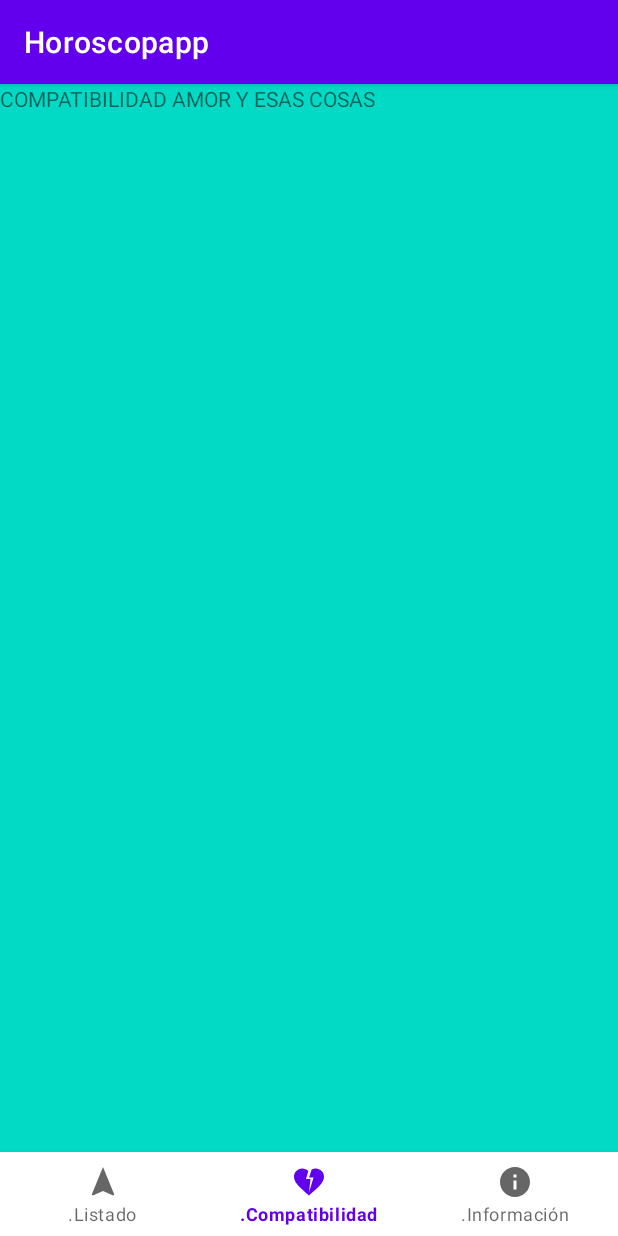
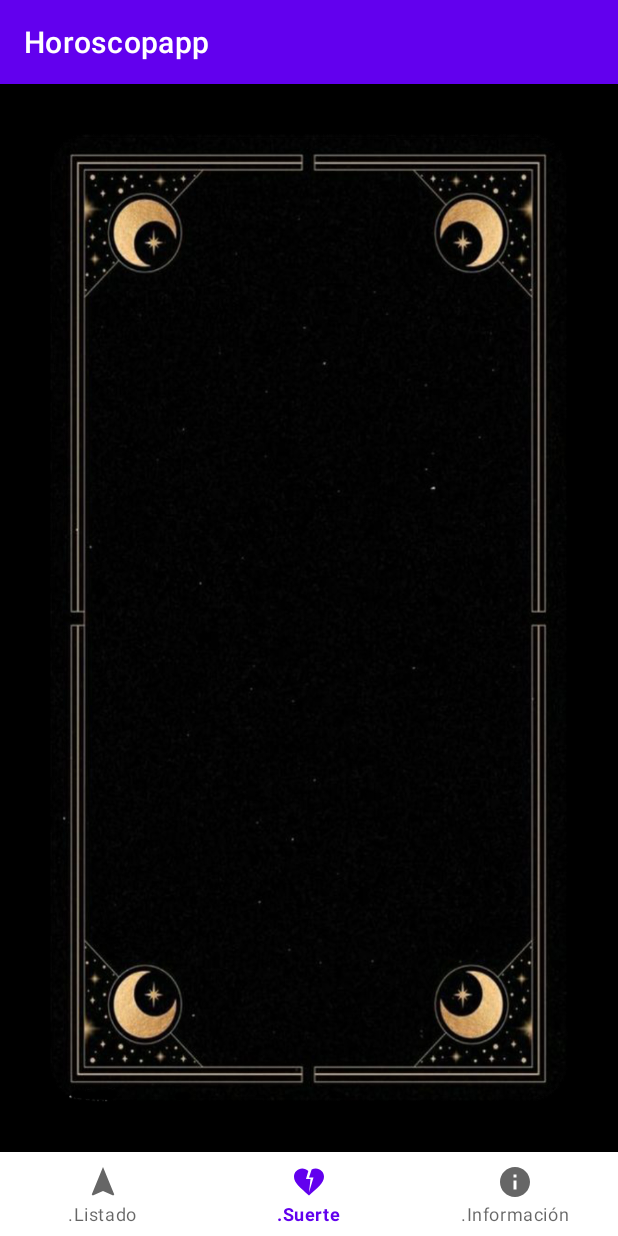
Before and after one commit to ArisGuimera/Android-Expert-Intermedio, an Android app: the screen it shows after launch (MainActivity), item 2 of the bottom bar chosen, on a phone screen of 412 x 824 dp. Run offline under Robolectric (Android 15) with nearby library versions, the phone set to English and light mode, and no system bars; our stand-ins replace Dagger/Hilt's generated code, navigation-ui.

Commit message:
first animation

```diff
--- a/app/build.gradle
+++ b/app/build.gradle
@@ -32,6 +32,9 @@ android {
     kotlinOptions {
         jvmTarget = '1.8'
     }
+    viewBinding {
+        enabled = true
+    }
 }
 
 dependencies {
--- a/app/src/main/java/com/aristidevs/horoscopapp/ui/compatibility/CompatibilityFragment.kt
+++ /dev/null
@@ -1,23 +0,0 @@
-package com.aristidevs.horoscopapp.ui.compatibility
-
-import android.os.Bundle
-import android.view.LayoutInflater
-import android.view.View
-import android.view.ViewGroup
-import androidx.fragment.app.Fragment
-import androidx.fragment.app.viewModels
-import com.aristidevs.horoscopapp.R
-import dagger.hilt.android.AndroidEntryPoint
-
-@AndroidEntryPoint
-class CompatibilityFragment : Fragment() {
-
-    private val viewModel by viewModels<CompatibilityViewModel>()
-
-    override fun onCreateView(
-        inflater: LayoutInflater, container: ViewGroup?,
-        savedInstanceState: Bundle?
-    ): View? {
-        return inflater.inflate(R.layout.fragment_compatibility, container, false)
-    }
-}
--- a/app/src/main/java/com/aristidevs/horoscopapp/ui/compatibility/CompatibilityViewModel.kt
+++ b/app/src/main/java/com/aristidevs/horoscopapp/ui/lucky/LuckyViewModel.kt
@@ -1,9 +1,9 @@
-package com.aristidevs.horoscopapp.ui.compatibility
+package com.aristidevs.horoscopapp.ui.lucky
 
 import androidx.lifecycle.ViewModel
 import dagger.hilt.android.lifecycle.HiltViewModel
 import javax.inject.Inject
 
 @HiltViewModel
-class CompatibilityViewModel @Inject constructor() : ViewModel() {
+class LuckyViewModel @Inject constructor() : ViewModel() {
 }
--- /dev/null
+++ b/app/src/main/res/anim/rotatito.xml
@@ -0,0 +1,13 @@
+<?xml version="1.0" encoding="utf-8"?>
+<set xmlns:android="http://schemas.android.com/apk/res/android">
+
+    <rotate
+        android:duration="500"
+        android:fromDegrees="0"
+        android:pivotX="50%"
+        android:pivotY="50%"
+        android:toDegrees="360"
+        android:repeatCount="5"
+        android:repeatMode="reverse"/>
+
+</set>
--- /dev/null
+++ b/app/src/main/res/animator/flip_in.xml
@@ -0,0 +1,22 @@
+<?xml version="1.0" encoding="utf-8"?>
+<set xmlns:android="http://schemas.android.com/apk/res/android">
+    <objectAnimator
+        android:duration="0"
+        android:propertyName="alpha"
+        android:valueFrom="1.0"
+        android:valueTo="0.0" />
+
+    <objectAnimator
+        android:duration="1500"
+        android:propertyName="rotationY"
+        android:repeatMode="reverse"
+        android:valueFrom="-180"
+        android:valueTo="0" />
+
+    <objectAnimator
+        android:duration="0"
+        android:propertyName="alpha"
+        android:startOffset="750"
+        android:valueFrom="0.0"
+        android:valueTo="1.0" />
+</set>
--- /dev/null
+++ b/app/src/main/res/animator/flip_out.xml
@@ -0,0 +1,15 @@
+<?xml version="1.0" encoding="utf-8"?>
+<set xmlns:android="http://schemas.android.com/apk/res/android">
+    <objectAnimator
+        android:duration="1500"
+        android:propertyName="rotationY"
+        android:valueFrom="0"
+        android:valueTo="180" />
+
+    <objectAnimator
+        android:duration="0"
+        android:propertyName="alpha"
+        android:startOffset="750"
+        android:valueFrom="1.0"
+        android:valueTo="0.0" />
+</set>
--- a/app/src/main/res/layout/fragment_compatibility.xml
+++ /dev/null
@@ -1,14 +0,0 @@
-<?xml version="1.0" encoding="utf-8"?>
-<FrameLayout xmlns:android="http://schemas.android.com/apk/res/android"
-    xmlns:tools="http://schemas.android.com/tools"
-    android:layout_width="match_parent"
-    android:layout_height="match_parent"
-    android:background="@color/teal_200"
-    tools:context=".ui.compatibility.CompatibilityFragment">
-
-    <TextView
-        android:layout_width="match_parent"
-        android:layout_height="match_parent"
-        android:text="COMPATIBILIDAD AMOR Y ESAS COSAS" />
-
-</FrameLayout>
--- /dev/null
+++ b/app/src/main/res/layout/fragment_lucky.xml
@@ -0,0 +1,31 @@
+<?xml version="1.0" encoding="utf-8"?>
+<androidx.constraintlayout.widget.ConstraintLayout xmlns:android="http://schemas.android.com/apk/res/android"
+    xmlns:app="http://schemas.android.com/apk/res-auto"
+    xmlns:tools="http://schemas.android.com/tools"
+    android:layout_width="match_parent"
+    android:layout_height="match_parent"
+    android:background="@color/black"
+    tools:context=".ui.lucky.LuckyFragment">
+
+    <include
+        android:id="@+id/viewFrontContainer"
+        layout="@layout/view_front" />
+
+    <include
+        android:id="@+id/viewBackContainer"
+        layout="@layout/view_back"/>
+
+    <TextView
+        android:id="@+id/tvLuckyInfo"
+        android:layout_width="match_parent"
+        android:layout_height="wrap_content"
+        android:gravity="center_horizontal"
+        android:paddingBottom="16dp"
+        android:alpha="0"
+        android:text="COMPATIBILIDAD AMOR Y ESAS COSAS"
+        android:textColor="@color/white"
+        app:layout_constraintBottom_toBottomOf="parent"
+        app:layout_constraintEnd_toEndOf="parent"
+        app:layout_constraintStart_toStartOf="parent" />
+
+</androidx.constraintlayout.widget.ConstraintLayout>
--- /dev/null
+++ b/app/src/main/res/layout/view_back.xml
@@ -0,0 +1,14 @@
+<?xml version="1.0" encoding="utf-8"?>
+<androidx.constraintlayout.widget.ConstraintLayout xmlns:android="http://schemas.android.com/apk/res/android"
+    android:id="@+id/viewBack"
+    android:padding="32dp"
+    android:layout_width="match_parent"
+    android:layout_height="match_parent">
+
+    <ImageView
+        android:layout_width="match_parent"
+        android:src="@drawable/card_reverse"
+        android:scaleType="fitXY"
+        android:layout_height="match_parent"/>
+
+</androidx.constraintlayout.widget.ConstraintLayout>
--- /dev/null
+++ b/app/src/main/res/layout/view_front.xml
@@ -0,0 +1,15 @@
+<?xml version="1.0" encoding="utf-8"?>
+<androidx.constraintlayout.widget.ConstraintLayout xmlns:android="http://schemas.android.com/apk/res/android"
+    android:id="@+id/viewFront"
+    android:padding="32dp"
+    android:layout_width="match_parent"
+    android:layout_height="match_parent">
+
+    <ImageView
+        android:id="@+id/ivLuckyCard"
+        android:layout_width="match_parent"
+        android:src="@drawable/card_reverse"
+        android:scaleType="fitXY"
+        android:layout_height="match_parent"/>
+
+</androidx.constraintlayout.widget.ConstraintLayout>
--- a/app/src/main/res/menu/bottom_nav_menu.xml
+++ b/app/src/main/res/menu/bottom_nav_menu.xml
@@ -8,7 +8,7 @@
     <item
         android:id="@+id/compatibilityFragment"
         android:icon="@drawable/ic_compatibility"
-        android:title=".Compatibilidad"/>
+        android:title=".Suerte"/>
 
     <item
         android:id="@+id/informationFragment"
--- a/app/src/main/res/navigation/nav_graph.xml
+++ b/app/src/main/res/navigation/nav_graph.xml
@@ -18,9 +18,9 @@
         tools:layout="@layout/fragment_information" />
     <fragment
         android:id="@+id/compatibilityFragment"
-        android:name="com.aristidevs.horoscopapp.ui.compatibility.CompatibilityFragment"
+        android:name="com.aristidevs.horoscopapp.ui.lucky.LuckyFragment"
         android:label="fragment_compatibility"
-        tools:layout="@layout/fragment_compatibility" />
+        tools:layout="@layout/fragment_lucky" />
 
 
 </navigation>
```
Also changed, not shown: app/src/main/java/com/aristidevs/horoscopapp/ui/lucky/LuckyFragment.kt (added, +111 -0 lines), app/src/main/res/drawable/card_fool.png (added), app/src/main/res/drawable/card_hermit.png (added), app/src/main/res/drawable/card_moon.png (added), app/src/main/res/drawable/card_reverse.png (added), app/src/main/res/drawable/card_start.png (added), app/src/main/res/drawable/card_sun.png (added), app/src/main/res/drawable/card_sword.png (added).
